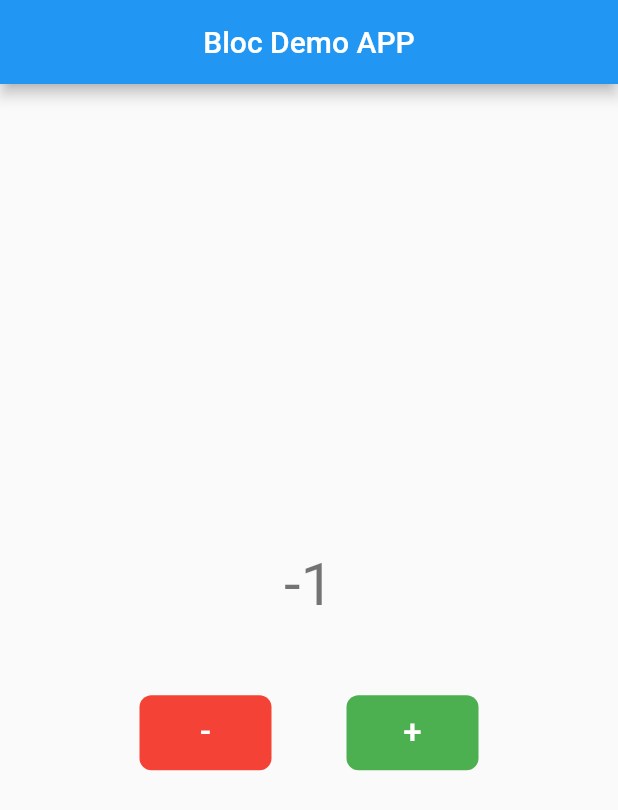
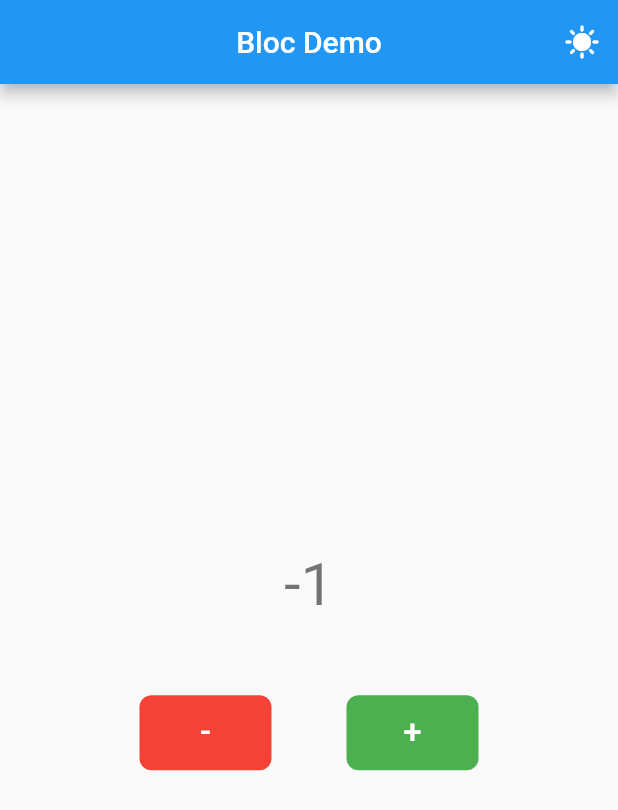
Before and after one commit to geekers-donald237/flutter-bloc-app, a Flutter app: the screen it shows after launch, after a tap on an icon or button, on a phone screen of 412 x 824 dp. Shown: the top 810 px of the screen. Run offline on Flutter 3.47's test engine with Material 2 defaults, Android fonts, the light colour scheme and no system bars; our stand-ins replace flutter_bloc.

Commit message:
change app theme ok

```diff
--- /dev/null
+++ b/lib/bloc/event/theme_event.dart
@@ -0,0 +1,6 @@
+abstract class ThemeState {}
+
+// This is the state of initial app
+class ThemeInitial extends ThemeState {}
+// We will controll the theme of the app
+class ThemeChanged extends ThemeState {}
--- a/lib/bloc/logic/counter_bloc.dart
+++ b/lib/bloc/logic/counter_bloc.dart
@@ -1,8 +1,8 @@
-
 import 'package:flutter_bloc/flutter_bloc.dart';
 
 import '../event/counter_event.dart';
 import '../state/counter_state.dart';
+import '../event/theme_event.dart';
 
 class CounterBloc extends Bloc<CounterEvents, CounterStates> {
   int counter = 0;
--- /dev/null
+++ b/lib/bloc/logic/theme_bloc.dart
@@ -0,0 +1,16 @@
+import 'package:flutter_bloc/flutter_bloc.dart';
+import '../event/theme_event.dart';
+
+
+class ThemeCubit extends Cubit<ThemeState> {
+  ThemeCubit() : super(ThemeInitial());
+
+  bool _isDark = false;
+  bool get isDark => _isDark;
+
+  void changeTheme() {
+    _isDark = !_isDark;
+
+    emit(ThemeChanged());
+  }
+}
--- a/lib/main.dart
+++ b/lib/main.dart
@@ -3,9 +3,18 @@ import 'package:flutter_bloc/flutter_bloc.dart';
 import 'package:test_fbloc/page/home_view.dart';
 
 import 'bloc/logic/counter_bloc.dart';
+import 'bloc/logic/theme_bloc.dart';
 
 void main() {
-  runApp(const MyApp());
+  runApp(
+    MultiBlocProvider(
+      providers: [
+        BlocProvider(create: (coontext) => CounterBloc()),
+        BlocProvider(create: (coontext) => ThemeCubit())
+      ],
+      child: const MyApp(),
+    ),
+  );
 }
 
 class MyApp extends StatelessWidget {
@@ -13,16 +22,12 @@ class MyApp extends StatelessWidget {
 
   @override
   Widget build(BuildContext context) {
-    return BlocProvider<CounterBloc>(
-      create: (context) => CounterBloc(),
-      child: MaterialApp(
-        title: 'test fbloc',
-        theme: ThemeData(
-          primarySwatch: Colors.blue,
-        ),
-        debugShowCheckedModeBanner: false,
-        home: const MyHomePage(),
-      ),
+    ThemeCubit theme = BlocProvider.of<ThemeCubit>(context, listen: true);
+    return MaterialApp(
+      title: 'flutter b_demo',
+      debugShowCheckedModeBanner: false,
+      theme: theme.isDark ? ThemeData.dark() : ThemeData.light(),
+      home: const MyHomePage(),
     );
   }
 }
--- a/lib/page/home_view.dart
+++ b/lib/page/home_view.dart
@@ -2,19 +2,38 @@ import 'package:flutter/material.dart';
 import 'package:flutter_bloc/flutter_bloc.dart';
 
 import '../bloc/event/counter_event.dart';
+
 import '../bloc/logic/counter_bloc.dart';
+import '../bloc/logic/theme_bloc.dart';
+
 import '../bloc/state/counter_state.dart';
 
-class MyHomePage extends StatelessWidget {
+class MyHomePage extends StatefulWidget {
   const MyHomePage({Key? key}) : super(key: key);
 
   @override
+  State<MyHomePage> createState() => _MyHomePageState();
+}
+
+class _MyHomePageState extends State<MyHomePage> {
+  @override
   Widget build(BuildContext context) {
+    ThemeCubit theme = BlocProvider.of<ThemeCubit>(context, listen: false);
+
     return Scaffold(
-      appBar: AppBar(
-        centerTitle: true,
-        title: const Text("Bloc Demo APP"),
-      ),
+      appBar:
+          AppBar(centerTitle: true, title: const Text("Bloc Demo"), actions: [
+        IconButton(
+          onPressed: () {
+            theme.changeTheme();
+            setState(() {});
+          },
+
+          icon: theme.isDark
+              ? Icon(Icons.nightlight_round)
+              : Icon(Icons.sunny), // Icône de lune
+        ),
+      ]),
       body: BlocBuilder<CounterBloc, CounterStates>(
         builder: (context, state) {
           if (state is InitialState) {
--- a/pubspec.yaml
+++ b/pubspec.yaml
@@ -36,6 +36,9 @@ dependencies:
   # Use with the CupertinoIcons class for iOS style icons.
   cupertino_icons: ^1.0.2
   flutter_bloc: ^8.1.3
+  flutter_localizations: # Add this line
+    sdk: flutter # Add this line
+  intl: ^0.17.0 # Add this line
 
 dev_dependencies:
   flutter_test:
@@ -57,6 +60,7 @@ flutter:
   # The following line ensures that the Material Icons font is
   # included with your application, so that you can use the icons in
   # the material Icons class.
+  generate: true
   uses-material-design: true
 
   # To add assets to your application, add an assets section, like this:
```
Also changed, not shown: pubspec.lock.
